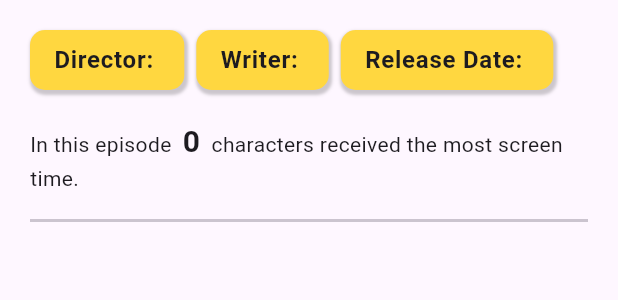
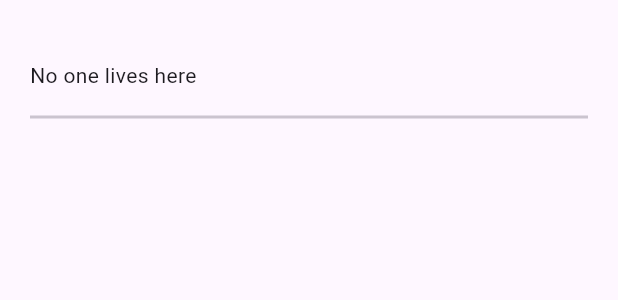
Before and after one commit to eliascreates/interstellar_insight, a Flutter app: the LocationDetailBody widget shown alone on an empty page, opened directly with empty values, on a phone screen of 412 x 824 dp. Shown: the top 300 px of the screen. Run offline on Flutter 3.47's test engine with Material 2 defaults, Android fonts, the phone set to English and light mode, and no system bars; our stand-ins replace cached_network_image, dartz, equatable, flutter_bloc, get_it, google_nav_bar and 2 more; network calls fail.

Commit message:
style: polish detail Ui for location_detail_page.dart

```diff
--- a/lib/features/locations/data/datasources/remote_location_datasource.dart
+++ b/lib/features/locations/data/datasources/remote_location_datasource.dart
@@ -18,7 +18,6 @@ class RemoteLocationDatasourceImpl implements RemoteLocationDatasource {
 
   @override
   Future<List<LocationModel>> getAllLocations() async {
-    // TODO: implement getAllLocations
     try {
       final response = await client.get(Uri.parse(Endpoints.locations));
 
@@ -44,7 +43,6 @@ class RemoteLocationDatasourceImpl implements RemoteLocationDatasource {
 
   @override
   Future<LocationModel> getLocationById(String id) async {
-    // TODO: implement getLocationById
     try {
       final response = await client.get(
         Uri.parse('${Endpoints.locations}/$id'),
--- a/lib/features/locations/data/repositories/location_repository_impl.dart
+++ b/lib/features/locations/data/repositories/location_repository_impl.dart
@@ -12,7 +12,6 @@ class LocationRepositoryImpl implements LocationRepository {
 
   @override
   Future<Either<Failure, List<Location>>> getAllLocations() async {
-    // TODO: implement getAllLocations
     try {
       final locations = await remoteDatasource.getAllLocations();
       final locationsEntity =
@@ -30,7 +29,6 @@ class LocationRepositoryImpl implements LocationRepository {
 
   @override
   Future<Either<Failure, Location>> getLocationById(String id) async {
-    // TODO: implement getLocationById
     try {
       final location = await remoteDatasource.getLocationById(id);
 
--- a/lib/features/locations/presentation/pages/location_detail_page.dart
+++ b/lib/features/locations/presentation/pages/location_detail_page.dart
@@ -1,5 +1,4 @@
 import 'package:flutter/material.dart';
-import 'package:interstellar_insight/features/locations/presentation/widgets/location_inhabitant_list.dart';
 
 import '../../domain/domain.dart';
 import '../widgets/widgets.dart';
@@ -32,11 +31,12 @@ class LocationDetailPage extends StatelessWidget {
               LocationDetailBody(location: location),
             ]),
           ),
+          if (location.notableResidents.isNotEmpty)
             SliverPadding(
               padding: const EdgeInsets.only(left: 20),
               sliver: SliverToBoxAdapter(
                 child: Text(
-                'Featured Characters',
+                  'Notable Residents',
                   style: theme.textTheme.headlineSmall
                       ?.copyWith(fontWeight: FontWeight.bold),
                 ),
--- a/lib/features/locations/presentation/widgets/location_detail_body.dart
+++ b/lib/features/locations/presentation/widgets/location_detail_body.dart
@@ -18,34 +18,46 @@ class LocationDetailBody extends StatelessWidget {
       child: Column(
         crossAxisAlignment: CrossAxisAlignment.start,
         children: [
+          if (location.inhabitants.isNotEmpty)
+            Text(
+              'Inhabitants',
+              style: theme.textTheme.headlineSmall
+                  ?.copyWith(fontWeight: FontWeight.bold),
+            ),
+          const SizedBox(height: 10),
           Wrap(
             spacing: 8.0,
             direction: Axis.horizontal,
             crossAxisAlignment: WrapCrossAlignment.end,
-            children: [
-              LocationDetailTag(tagName: "Director", tagValue: location.name),
-              LocationDetailTag(tagName: "Writer", tagValue: location.type),
-              LocationDetailTag(
-                tagName: "Release Date",
-                tagValue: location.type,
+            children: List.generate(
+              location.inhabitants.length,
+              (index) =>
+                  LocationDetailTag(inhabitant: location.inhabitants[index]),
             ),
-            ],
           ),
           const SizedBox(height: 10),
-          RichText(
+          location.notableResidents.isEmpty
+              ? const Text("No one lives here")
+              : RichText(
                   text: TextSpan(
                     style: theme.textTheme.bodyMedium,
                     children: [
-                const TextSpan(text: "In this episode  "),
                       TextSpan(
-                  text: location.inhabitants.length.toString(),
+                        text: location.notableResidents.length == 1
+                            ? "There is only "
+                            : "There are ",
+                      ),
+                      TextSpan(
+                        text: location.notableResidents.length.toString(),
                         style: const TextStyle(
                           fontWeight: FontWeight.bold,
                           fontSize: 20,
                         ),
                       ),
-                const TextSpan(
-                  text: "  characters received the most screen time.",
+                      TextSpan(
+                        text: location.notableResidents.length == 1
+                            ? "  well known resident."
+                            : "  well known residents.",
                       ),
                     ],
                   ),
--- a/lib/features/locations/presentation/widgets/location_detail_tag.dart
+++ b/lib/features/locations/presentation/widgets/location_detail_tag.dart
@@ -1,14 +1,9 @@
 part of 'location_detail_body.dart';
 
 class LocationDetailTag extends StatelessWidget {
-  const LocationDetailTag({
-    super.key,
-    required this.tagName,
-    required this.tagValue,
-  });
+  const LocationDetailTag({super.key, required this.inhabitant});
 
-  final String tagName;
-  final String tagValue;
+  final String inhabitant;
 
   @override
   Widget build(BuildContext context) {
@@ -29,16 +24,11 @@ class LocationDetailTag extends StatelessWidget {
           )
         ],
       ),
-      child: Row(
-        mainAxisSize: MainAxisSize.min,
-        children: [
-          Text(
-            "$tagName: ",
-            style: theme.textTheme.bodyLarge
-                ?.copyWith(fontWeight: FontWeight.bold),
-          ),
-          Text(tagValue),
-        ],
+      child: Text(
+        inhabitant,
+        style: theme.textTheme.bodyLarge?.copyWith(
+          fontWeight: FontWeight.bold,
+        ),
       ),
     );
   }
--- a/lib/features/locations/presentation/widgets/widgets.dart
+++ b/lib/features/locations/presentation/widgets/widgets.dart
@@ -1,4 +1,5 @@
 export 'location_card.dart';
+export 'location_detail_body.dart';
+export 'location_detail_image.dart';
 export 'location_list.dart';
-export './location_detail_image.dart';
-export './location_detail_body.dart';
+export 'location_resident_list.dart';
```
Also changed, not shown: lib/features/locations/presentation/bloc/locations_bloc.dart (+4 -6 lines), lib/features/locations/presentation/widgets/location_card.dart (+27 -0 lines), lib/features/locations/presentation/widgets/location_inhabitant_card.dart (deleted, +0 -63 lines), lib/features/locations/presentation/widgets/location_resident_card.dart (added, +63 -0 lines), lib/features/locations/presentation/widgets/location_resident_list.dart (renamed from lib/features/locations/presentation/widgets/location_inhabitant_list.dart, +5 -5 lines). Lines whose indentation alone changed are shown as unchanged.
